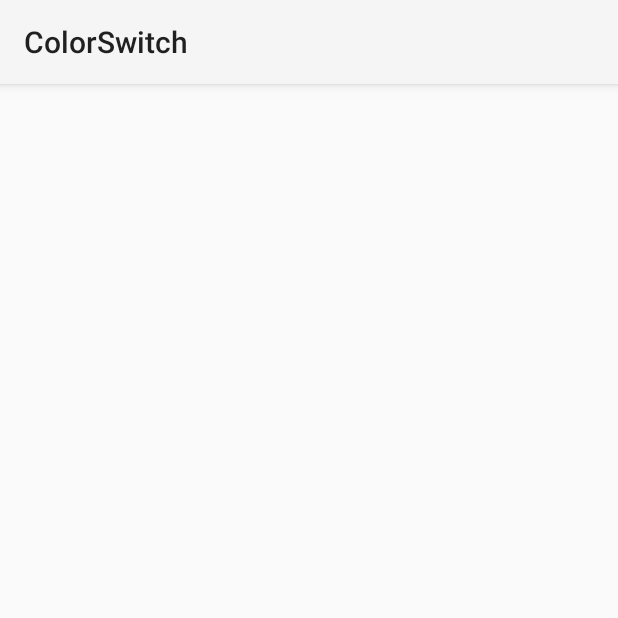
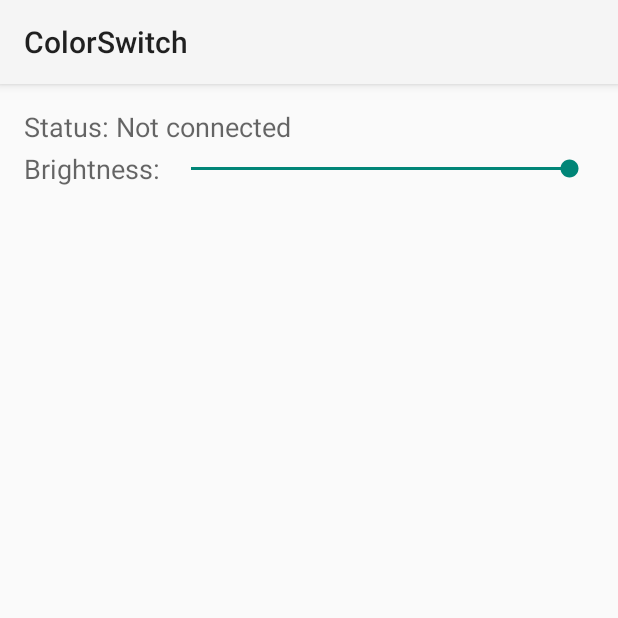
Before and after one commit to Gerryflap/ColorSwitch, an Android app: the screen it shows after launch (SwitchActivity), on a phone screen of 412 x 824 dp, the top half of it. Run offline under Robolectric (Android 15) with nearby library versions, the phone set to English and light mode, and no system bars; 3 statements that could not run were skipped.

Commit message:
Added a status indicator and a brightness slider, as well as an automatic disconnect detector

```diff
--- a/app/src/main/java/com/example/gerben/colorswitch/AsyncInit.java
+++ b/app/src/main/java/com/example/gerben/colorswitch/AsyncInit.java
@@ -6,9 +6,18 @@ import android.os.AsyncTask;
  * Created by gerben on 17-11-15.
  */
 public class AsyncInit extends AsyncTask<Void, Void, Void> {
+    protected void onPreExecute() {
+        ConnectionManager.getInstance().setStatus(ConnectionManager.CONNECTING);
+        ConnectionManager.getInstance().updateStatus();
+    }
+
     @Override
     protected Void doInBackground(Void... params) {
-        ConnectionManager.getInstance();
+        ConnectionManager.getInstance().connect();
         return null;
     }
+
+    protected void onPostExecute(Void _) {
+        ConnectionManager.getInstance().updateStatus();
+    }
 }
--- a/app/src/main/java/com/example/gerben/colorswitch/AsyncSend.java
+++ b/app/src/main/java/com/example/gerben/colorswitch/AsyncSend.java
@@ -14,4 +14,8 @@ public class AsyncSend extends AsyncTask<Short, Void, Void> {
         }
         return null;
     }
+
+    protected void onPostExecute(Void _) {
+        ConnectionManager.getInstance().updateStatus();
+    }
 }
--- a/app/src/main/java/com/example/gerben/colorswitch/ConnectionManager.java
+++ b/app/src/main/java/com/example/gerben/colorswitch/ConnectionManager.java
@@ -3,12 +3,21 @@ package com.example.gerben.colorswitch;
 import java.io.DataOutputStream;
 import java.io.IOException;
 import java.net.Socket;
+import java.util.ArrayList;
+import java.util.List;
 
 /**
  * Created by gerben on 17-11-15.
  */
 public class ConnectionManager {
     private DataOutputStream out;
+    public static final int NOT_CONNECTED = 0;
+    public static final int CONNECTING = 1;
+    public static final int CONNECTED = 2;
+    private List<OnConnectionStatusChangeListener> listeners;
+    private int status = NOT_CONNECTED;
+    private int newStatus = NOT_CONNECTED;
+
     private static ConnectionManager ourInstance = new ConnectionManager();
 
     public static ConnectionManager getInstance() {
@@ -16,12 +25,19 @@ public class ConnectionManager {
     }
 
     private ConnectionManager() {
+        listeners = new ArrayList<>();
+
+    }
+
+    public void connect() {
         try {
+            setStatus(CONNECTING);
             Socket clientSocket = new Socket("192.168.178.88", 1337);
             out = new DataOutputStream(clientSocket.getOutputStream());
-
+            setStatus(CONNECTED);
         } catch (IOException e) {
             e.printStackTrace();
+            setStatus(NOT_CONNECTED);
         }
     }
 
@@ -31,6 +47,30 @@ public class ConnectionManager {
             this.out.flush();
         } catch (IOException e) {
             e.printStackTrace();
+            connect();
         }
     }
+
+    public void setStatus(int status) {
+        this.newStatus = status;
+
+
+    }
+
+    public void addOnConnectionStatusChangeListener(OnConnectionStatusChangeListener listener) {
+        listeners.add(listener);
+    }
+
+    public void updateStatus() {
+        if(newStatus != status) {
+            status = newStatus;
+            for (OnConnectionStatusChangeListener listener: listeners) {
+                listener.onConnectionStatusChange(status);
+            }
+        }
+    }
+
+    public interface OnConnectionStatusChangeListener {
+        void onConnectionStatusChange(int status);
+    }
 }
--- a/app/src/main/java/com/example/gerben/colorswitch/SwitchActivity.java
+++ b/app/src/main/java/com/example/gerben/colorswitch/SwitchActivity.java
@@ -2,6 +2,7 @@ package com.example.gerben.colorswitch;
 
 import android.os.Bundle;
 import android.support.v7.app.AppCompatActivity;
+import android.widget.SeekBar;
 
 public class SwitchActivity extends AppCompatActivity {
 
@@ -13,6 +14,8 @@ public class SwitchActivity extends AppCompatActivity {
         asyncInit.execute();
         ColorCircleListener colorCircleListener = new ColorCircleListener(this);
         this.findViewById(R.id.view).setOnClickListener(colorCircleListener);
+        ((SeekBar)this.findViewById(R.id.seekBar)).setOnSeekBarChangeListener(colorCircleListener);
+        ConnectionManager.getInstance().addOnConnectionStatusChangeListener(colorCircleListener);
 
     }
 }
--- a/app/src/main/res/layout/activity_switch.xml
+++ b/app/src/main/res/layout/activity_switch.xml
@@ -15,6 +15,41 @@
         android:layout_alignParentBottom="true"
         android:layout_alignParentRight="true"
         android:layout_alignParentEnd="true"
-        android:visibility="visible" />
+        android:visibility="visible"
+        android:layout_below="@+id/textView2" />
+
+    <TextView
+        android:layout_width="wrap_content"
+        android:layout_height="wrap_content"
+        android:textAppearance="?android:attr/textAppearanceMedium"
+        android:text="Status: Not connected"
+        android:id="@+id/textView"
+        android:layout_alignParentTop="true"
+        android:layout_alignParentLeft="true"
+        android:layout_alignParentStart="true"
+        android:layout_marginBottom="3dp" />
+
+    <TextView
+        android:layout_width="wrap_content"
+        android:layout_height="wrap_content"
+        android:textAppearance="?android:attr/textAppearanceMedium"
+        android:text="Brightness: "
+        android:id="@+id/textView2"
+        android:layout_below="@+id/textView"
+        android:layout_alignParentLeft="true"
+        android:layout_alignParentStart="true" />
+
+    <SeekBar
+        android:layout_width="wrap_content"
+        android:layout_height="wrap_content"
+        android:id="@+id/seekBar"
+        android:layout_above="@+id/view"
+        android:layout_alignParentRight="true"
+        android:layout_alignParentEnd="true"
+        android:layout_alignTop="@+id/textView2"
+        android:layout_toRightOf="@+id/textView2"
+        android:layout_toEndOf="@+id/textView2"
+        android:progress="255"
+        android:max="255" />
 
 </RelativeLayout>
```
Also changed, not shown: app/src/main/java/com/example/gerben/colorswitch/ColorCircleListener.java (+42 -2 lines), app/src/main/java/com/example/gerben/colorswitch/Util.java (added, +16 -0 lines).
